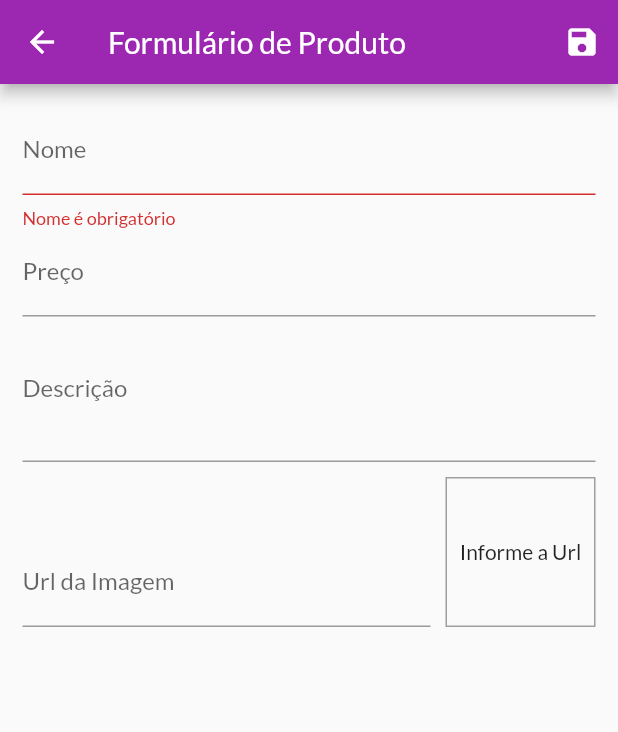
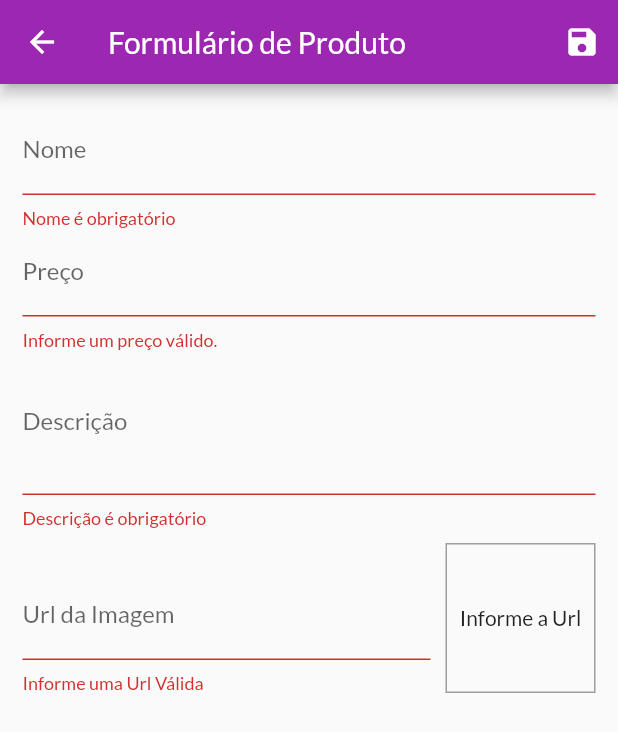
Before and after one commit to paulounisul/CursoFlutterDart, a Flutter app: the ProductFormPage screen opened by its route, after a tap on the "save" icon, on a phone screen of 412 x 824 dp. Shown: the top 732 px of the screen. Run offline on Flutter 3.47's test engine with Material 2 defaults, Android fonts, the phone set to English and light mode, and no system bars; network calls fail.

Commit message:
Validação do Formulário #02 Ok. Uri<tryparse,hasAbsolutePth>/TextformField<validador\>

```diff
--- a/flutter/shop/lib/pages/product_form_page.dart
+++ b/flutter/shop/lib/pages/product_form_page.dart
@@ -38,6 +38,14 @@ class _ProductFormPageState extends State<ProductFormPage> {
   //chama setstate para atualizar a imagem.
   void updateImage() {
     setState(() {});
+  }
+
+  bool isValidImageUrl(String url) {
+    bool isValidUrl = Uri.tryParse(url)?.hasAbsolutePath ?? false;
+    bool endsWidhFile = url.toLowerCase().endsWith('.png') ||
+        url.toLowerCase().endsWith('.jpeg') ||
+        url.toLowerCase().endsWith('.jpg');
+    return isValidUrl && endsWidhFile;
   }
 
   void _submitForm() {
@@ -108,7 +116,9 @@ class _ProductFormPageState extends State<ProductFormPage> {
                 },
               ),
               TextFormField(
-                decoration: InputDecoration(labelText: 'Preço'),
+                decoration: InputDecoration(
+                  labelText: 'Preço',
+                ),
                 textInputAction: TextInputAction.next,
                 // usar numberWidhOption. pois no iOs. o teclado virá sem o ponto.
                 focusNode: _priceFocus,
@@ -122,6 +132,16 @@ class _ProductFormPageState extends State<ProductFormPage> {
                 },
                 onSaved: (price) =>
                     _formData['price'] = double.parse(price ?? '0'),
+                validator: (_price) {
+                  final priceString = _price ?? '-1';
+                  final price = double.tryParse(priceString) ?? -1;
+
+                  if (price <= 0) {
+                    return 'Informe um preço válido.';
+                  }
+                  //se passou pelas testes de validação.
+                  return null;
+                },
               ),
               TextFormField(
                 decoration: InputDecoration(labelText: 'Descrição'),
@@ -131,6 +151,19 @@ class _ProductFormPageState extends State<ProductFormPage> {
                 maxLines: 3,
                 onSaved: (description) =>
                     _formData['description'] = description ?? '',
+                validator: (_description) {
+                  final description = _description ?? '';
+
+                  if (description.trim().isEmpty) {
+                    return 'Descrição é obrigatório';
+                  }
+
+                  if (description.trim().length < 10) {
+                    return 'Descrição precisa no mínimo 10 letras';
+                  }
+
+                  return null;
+                },
               ),
               Row(
                 crossAxisAlignment: CrossAxisAlignment.end,
@@ -145,6 +178,16 @@ class _ProductFormPageState extends State<ProductFormPage> {
                       onFieldSubmitted: (_) => _submitForm(),
                       onSaved: (imageUrl) =>
                           _formData['imageUrl'] = imageUrl ?? '',
+
+                      //validação simples so pra saber como validar..
+                      validator: (_imageUrl) {
+                        final imageUrl = _imageUrl ?? '';
+                        if (!isValidImageUrl(imageUrl)) {
+                          return 'Informe uma Url Válida';
+                        }
+
+                        return null;
+                      },
                     ),
                   ),
                   Container(
```
